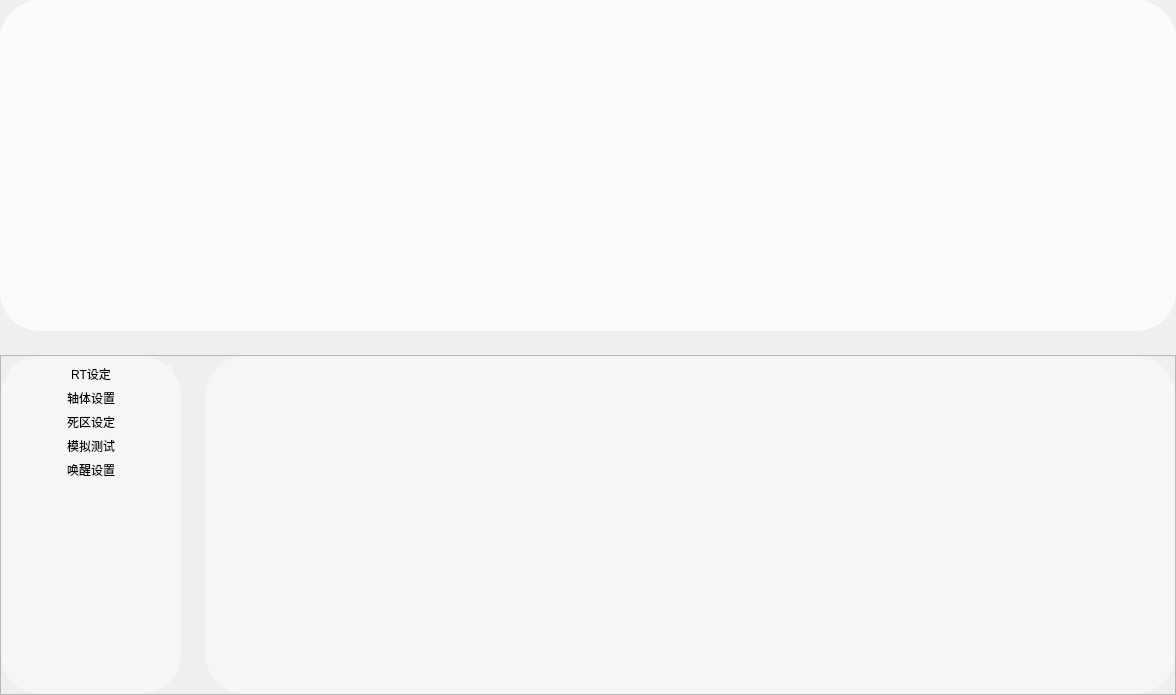
This is FrameMagic.ui in wlffeng2008/AKKOStdio as Qt 5 draws it before an edit. The edited form follows.
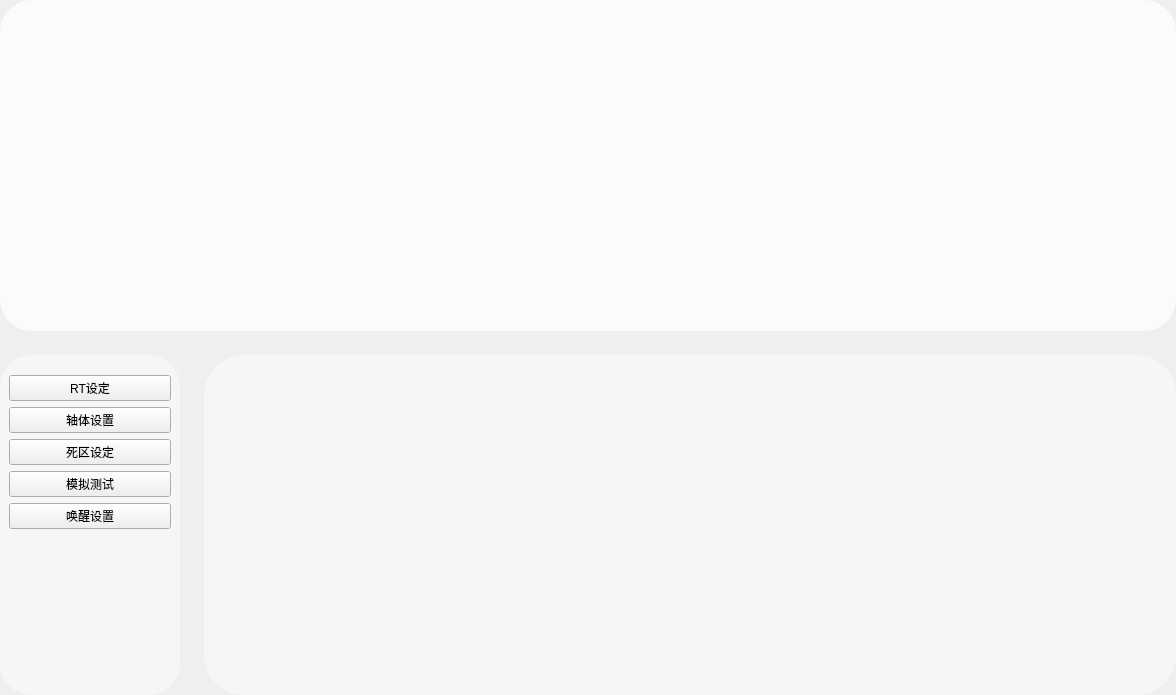
This is the edited form. Custom widgets are drawn as their Qt base class.

The edit to the form file:
```diff
--- a/FrameMagic.ui
+++ b/FrameMagic.ui
@@ -16,6 +16,9 @@
   <property name="styleSheet">
    <string notr="true"/>
   </property>
+  <property name="lineWidth">
+   <number>0</number>
+  </property>
   <layout class="QVBoxLayout" name="verticalLayout" stretch="1,0">
    <property name="spacing">
     <number>24</number>
@@ -35,13 +38,16 @@
    <item>
     <widget class="ModuleKeyboard" name="frame">
      <property name="styleSheet">
-      <string notr="true">background-color: #FBFBFB;border-radius:40px;</string>
+      <string notr="true">QFrame{background-color: #FBFBFB;border-radius:32px;}</string>
      </property>
      <property name="frameShape">
-      <enum>QFrame::Shape::StyledPanel</enum>
+      <enum>QFrame::Shape::NoFrame</enum>
      </property>
      <property name="frameShadow">
-      <enum>QFrame::Shadow::Raised</enum>
+      <enum>QFrame::Shadow::Plain</enum>
+     </property>
+     <property name="lineWidth">
+      <number>0</number>
      </property>
     </widget>
    </item>
@@ -60,10 +66,13 @@
       </size>
      </property>
      <property name="frameShape">
-      <enum>QFrame::Shape::StyledPanel</enum>
+      <enum>QFrame::Shape::NoFrame</enum>
      </property>
      <property name="frameShadow">
-      <enum>QFrame::Shadow::Raised</enum>
+      <enum>QFrame::Shadow::Plain</enum>
+     </property>
+     <property name="lineWidth">
+      <number>0</number>
      </property>
      <layout class="QHBoxLayout" name="horizontalLayout" stretch="1,0">
       <property name="spacing">
@@ -96,15 +105,21 @@
          </size>
         </property>
         <property name="styleSheet">
-         <string notr="true">background-color: #F6F6F6;border-radius:40px;</string>
+         <string notr="true">QFrame{background-color: #F6F6F6;border-radius:32px;}</string>
         </property>
         <property name="frameShape">
-         <enum>QFrame::Shape::StyledPanel</enum>
+         <enum>QFrame::Shape::NoFrame</enum>
         </property>
         <property name="frameShadow">
-         <enum>QFrame::Shadow::Raised</enum>
+         <enum>QFrame::Shadow::Plain</enum>
+        </property>
+        <property name="lineWidth">
+         <number>0</number>
         </property>
         <layout class="QVBoxLayout" name="verticalLayout_2">
+         <property name="topMargin">
+          <number>20</number>
+         </property>
          <item>
           <widget class="QPushButton" name="pushButtonSet1">
            <property name="text">
@@ -162,10 +177,13 @@
          <string notr="true">background-color: #F6F6F6;border-radius:40px;</string>
         </property>
         <property name="frameShape">
-         <enum>QFrame::Shape::StyledPanel</enum>
+         <enum>QFrame::Shape::NoFrame</enum>
         </property>
         <property name="frameShadow">
-         <enum>QFrame::Shadow::Raised</enum>
+         <enum>QFrame::Shadow::Plain</enum>
+        </property>
+        <property name="lineWidth">
+         <number>0</number>
         </property>
        </widget>
       </item>
```
